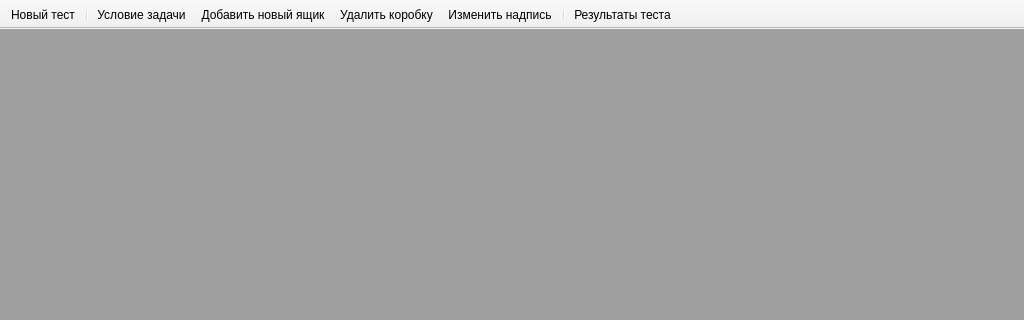
This is diagn-window.ui in dralex/boxes-diagnostics as Qt 5 draws it before an edit; both pictures show x 0 to 1024 and y 0 to 320 of the 1024 by 768 pixel window. The edited form follows.
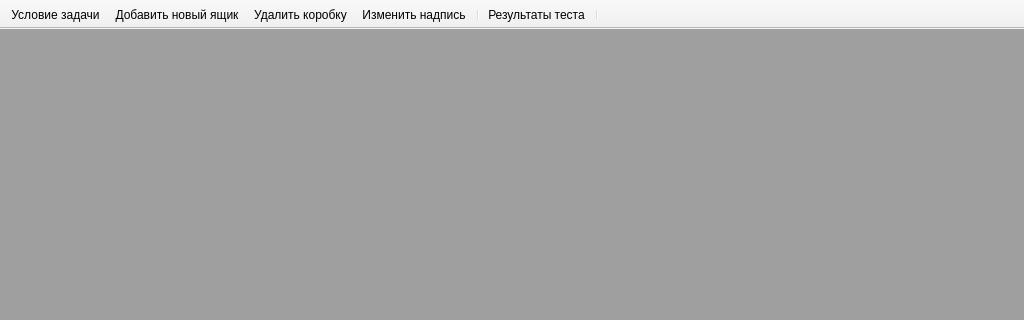
This is the edited form. Icons and pictures are not drawn.

```diff
--- a/diagn-window.ui
+++ b/diagn-window.ui
@@ -53,14 +53,13 @@
    <attribute name="toolBarBreak">
     <bool>false</bool>
    </attribute>
-   <addaction name="actionNewTest"/>
-   <addaction name="separator"/>
    <addaction name="actionHelp"/>
    <addaction name="actionNewBox"/>
    <addaction name="actionDeleteBox"/>
    <addaction name="actionRename"/>
    <addaction name="separator"/>
    <addaction name="actionFinish"/>
+   <addaction name="separator"/>
   </widget>
   <action name="actionNewBox">
    <property name="icon">
```
